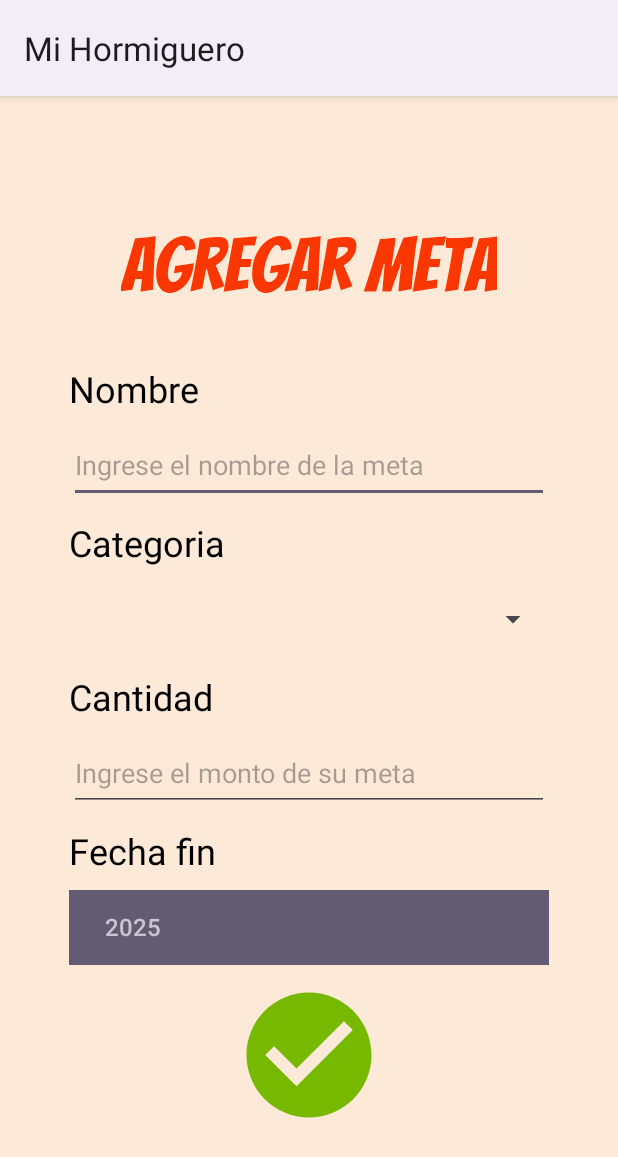
After one commit to Marcela-Gomez/Mi_Hormiguero, an Android app: the agregar_meta screen opened directly, with no data from a screen before it, on a phone screen of 412 x 824 dp. The commit adds this screen. Shown: the top 1157 px of the screen. Run offline under Robolectric (Android 15) with nearby library versions, the phone set to English and light mode, and no system bars.

Commit message:
Agregar meta diseño

```diff
--- a/app/src/main/AndroidManifest.xml
+++ b/app/src/main/AndroidManifest.xml
@@ -12,12 +12,15 @@
         android:supportsRtl="true"
         android:theme="@style/Theme.MiHormiguero">
         <activity
+            android:name=".agregar_meta"
+            android:exported="false" />
+        <activity
             android:name=".inicio"
             android:exported="false" />
         <activity
             android:name=".MainActivity"
-            android:theme="@style/Theme.AppCompat.Light.NoActionBar"
-            android:exported="true">
+            android:exported="true"
+            android:theme="@style/Theme.AppCompat.Light.NoActionBar">
             <intent-filter>
                 <action android:name="android.intent.action.MAIN" />
 
--- /dev/null
+++ b/app/src/main/java/sv/edu/mihormiguero/agregar_meta.java
@@ -0,0 +1,28 @@
+package sv.edu.mihormiguero;
+
+import android.os.Bundle;
+import android.view.View;
+
+import androidx.activity.EdgeToEdge;
+import androidx.appcompat.app.AppCompatActivity;
+import androidx.core.graphics.Insets;
+import androidx.core.view.ViewCompat;
+import androidx.core.view.WindowInsetsCompat;
+
+public class agregar_meta extends AppCompatActivity {
+
+    @Override
+    protected void onCreate(Bundle savedInstanceState) {
+        super.onCreate(savedInstanceState);
+        EdgeToEdge.enable(this);
+        setContentView(R.layout.activity_agregar_meta);
+        ViewCompat.setOnApplyWindowInsetsListener(findViewById(R.id.main), (v, insets) -> {
+            Insets systemBars = insets.getInsets(WindowInsetsCompat.Type.systemBars());
+            v.setPadding(systemBars.left, systemBars.top, systemBars.right, systemBars.bottom);
+            return insets;
+        });
+    }
+
+    public void guardarMeta(View view) {
+    }
+}
--- /dev/null
+++ b/app/src/main/res/drawable/baseline_check_circle_24.xml
@@ -0,0 +1,5 @@
+<vector xmlns:android="http://schemas.android.com/apk/res/android" android:height="100dp" android:tint="#77B800" android:viewportHeight="24" android:viewportWidth="24" android:width="100dp">
+
+    <path android:fillColor="@android:color/white" android:pathData="M12,2C6.48,2 2,6.48 2,12s4.48,10 10,10 10,-4.48 10,-10S17.52,2 12,2zM10,17l-5,-5 1.41,-1.41L10,14.17l7.59,-7.59L19,8l-9,9z"/>
+
+</vector>
--- /dev/null
+++ b/app/src/main/res/layout/activity_agregar_meta.xml
@@ -0,0 +1,96 @@
+<?xml version="1.0" encoding="utf-8"?>
+<LinearLayout xmlns:android="http://schemas.android.com/apk/res/android"
+    xmlns:app="http://schemas.android.com/apk/res-auto"
+    xmlns:tools="http://schemas.android.com/tools"
+    android:id="@+id/main"
+    android:layout_width="match_parent"
+    android:layout_height="match_parent"
+    android:orientation="vertical"
+    android:background="@color/background"
+    android:gravity="center"
+    tools:context=".agregar_meta">
+<TextView
+    android:layout_width="wrap_content"
+    android:layout_height="wrap_content"
+    android:fontFamily="@font/bangers"
+    android:text="@string/text_agregarM"
+    android:textColor="@color/color_text"
+    android:textSize="50sp"
+    android:layout_marginBottom="20dp"/>
+
+    <TextView
+        android:layout_margin="10dp"
+        android:id="@+id/tvnombre"
+        android:layout_width="320dp"
+        android:textSize="24sp"
+        android:textColor="@color/black"
+        android:layout_height="wrap_content"
+        android:text="@string/tvNombre" />
+
+    <EditText
+        android:id="@+id/etNombre"
+        android:layout_width="320dp"
+        android:layout_height="50dp"
+        android:ems="10"
+        android:hint="@string/etNombreM"
+        android:importantForAutofill="no"
+        android:inputType="text" />
+
+    <TextView
+        android:layout_margin="10dp"
+        android:id="@+id/tvCategoria"
+        android:layout_width="320dp"
+        android:textSize="24sp"
+        android:textColor="@color/black"
+        android:layout_height="wrap_content"
+        android:text="@string/tvCategoria" />
+
+    <Spinner
+        android:id="@+id/sCategoria"
+        android:layout_width="320dp"
+        android:layout_height="50dp"
+        android:ems="10"
+        android:inputType="text" />
+
+
+    <TextView
+        android:layout_margin="10dp"
+        android:id="@+id/tvCantidad"
+        android:layout_width="320dp"
+        android:textSize="24sp"
+        android:textColor="@color/black"
+        android:layout_height="wrap_content"
+        android:text="@string/tvCantidad" />
+
+    <EditText
+        android:id="@+id/etCantidad"
+        android:layout_width="320dp"
+        android:layout_height="50dp"
+        android:ems="10"
+        android:hint="@string/etMontoM"
+        android:importantForAutofill="no"
+        android:inputType="numberDecimal" />
+
+
+    <TextView
+        android:layout_margin="10dp"
+        android:id="@+id/tvFecha"
+        android:layout_width="320dp"
+        android:textSize="24sp"
+        android:textColor="@color/black"
+        android:layout_height="wrap_content"
+        android:text="@string/tv_fecha" />
+    <DatePicker
+        android:layout_width="320dp"
+        android:layout_height="50dp"
+        />
+
+    <ImageButton
+        android:contentDescription="@string/agrebtn"
+        android:onClick="guardarMeta"
+        android:backgroundTint="@color/background"
+        android:src="@drawable/baseline_check_circle_24"
+        android:layout_width="wrap_content"
+        android:layout_height="wrap_content"
+        />
+</LinearLayout>
--- a/app/src/main/res/values/strings.xml
+++ b/app/src/main/res/values/strings.xml
@@ -5,4 +5,12 @@
     <string name="op1Menu">Metas</string>
     <string name="op2Menu">Hormigas</string>
     <string name="op3Menu">Presupuesto</string>
+    <string name="text_agregarM">Agregar meta</string>
+    <string name="etNombreM">Ingrese el nombre de la meta</string>
+    <string name="tvNombre">Nombre</string>
+    <string name="tvCategoria">Categoria</string>
+    <string name="etMontoM">Ingrese el monto de su meta</string>
+    <string name="tvCantidad">Cantidad</string>
+    <string name="tv_fecha">Fecha fin</string>
+    <string name="agrebtn">Agrebtn</string>
 </resources>
```
